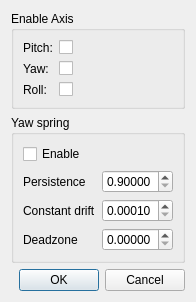
First picture: the form in ftnoir_tracker_rift/ftnoir_rift_clientcontrols.ui, repository opentrack/opentrack, before the edit.
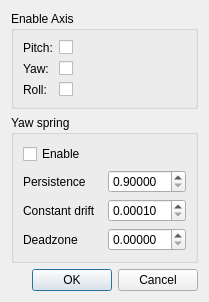
Second picture: the form after the edit. Icons and pictures are not drawn.

Commit message: resize checkbox (mm0zct reported-by)

The edit to the form file:
```diff
--- a/ftnoir_tracker_rift/ftnoir_rift_clientcontrols.ui
+++ b/ftnoir_tracker_rift/ftnoir_rift_clientcontrols.ui
@@ -9,8 +9,8 @@
    <rect>
     <x>0</x>
     <y>0</y>
-    <width>195</width>
-    <height>292</height>
+    <width>209</width>
+    <height>288</height>
    </rect>
   </property>
   <property name="sizePolicy">
@@ -32,8 +32,8 @@
   <property name="autoFillBackground">
    <bool>false</bool>
   </property>
-  <layout class="QVBoxLayout" name="verticalLayout">
-   <item>
+  <layout class="QGridLayout" name="gridLayout_2">
+   <item row="0" column="0">
     <widget class="QGroupBox" name="groupBox_3">
      <property name="title">
       <string>Enable Axis</string>
@@ -153,12 +153,12 @@
      </layout>
     </widget>
    </item>
-   <item>
+   <item row="1" column="0">
     <widget class="QGroupBox" name="groupBox">
      <property name="title">
       <string>Yaw spring</string>
      </property>
-     <layout class="QFormLayout" name="formLayout">
+     <layout class="QGridLayout" name="gridLayout">
       <item row="0" column="0">
        <widget class="QCheckBox" name="yawSpring">
         <property name="text">
@@ -176,11 +176,17 @@
       <item row="1" column="1">
        <widget class="QDoubleSpinBox" name="persistence">
         <property name="sizePolicy">
-         <sizepolicy hsizetype="Minimum" vsizetype="Preferred">
+         <sizepolicy hsizetype="Preferred" vsizetype="Preferred">
           <horstretch>0</horstretch>
           <verstretch>0</verstretch>
          </sizepolicy>
         </property>
+        <property name="minimumSize">
+         <size>
+          <width>0</width>
+          <height>23</height>
+         </size>
+        </property>
         <property name="decimals">
          <number>5</number>
         </property>
@@ -205,11 +211,17 @@
       <item row="2" column="1">
        <widget class="QDoubleSpinBox" name="constantDrift">
         <property name="sizePolicy">
-         <sizepolicy hsizetype="Minimum" vsizetype="Preferred">
+         <sizepolicy hsizetype="Preferred" vsizetype="Preferred">
           <horstretch>0</horstretch>
           <verstretch>0</verstretch>
          </sizepolicy>
         </property>
+        <property name="minimumSize">
+         <size>
+          <width>0</width>
+          <height>23</height>
+         </size>
+        </property>
         <property name="decimals">
          <number>5</number>
         </property>
@@ -234,11 +246,17 @@
       <item row="3" column="1">
        <widget class="QDoubleSpinBox" name="deadzone">
         <property name="sizePolicy">
-         <sizepolicy hsizetype="Minimum" vsizetype="Preferred">
+         <sizepolicy hsizetype="Preferred" vsizetype="Preferred">
           <horstretch>0</horstretch>
           <verstretch>0</verstretch>
          </sizepolicy>
         </property>
+        <property name="minimumSize">
+         <size>
+          <width>0</width>
+          <height>23</height>
+         </size>
+        </property>
         <property name="decimals">
          <number>5</number>
         </property>
@@ -253,7 +271,7 @@
      </layout>
     </widget>
    </item>
-   <item>
+   <item row="2" column="0">
     <widget class="QDialogButtonBox" name="buttonBox">
      <property name="sizePolicy">
       <sizepolicy hsizetype="Preferred" vsizetype="Preferred">
```
